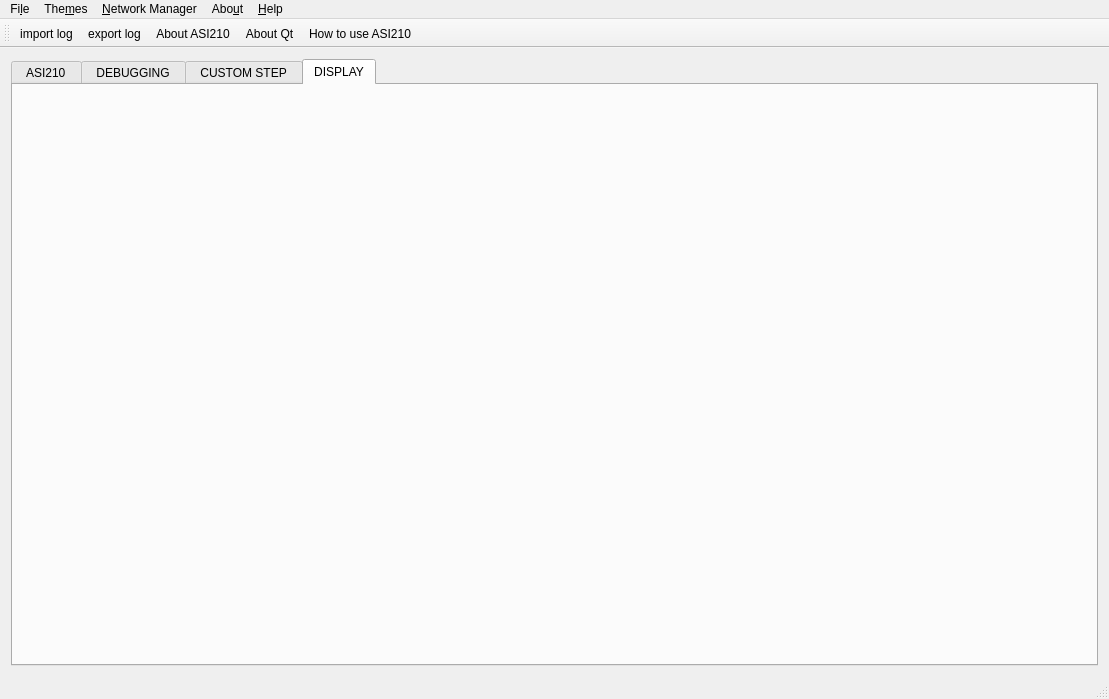
Above: mainwindow.ui from atakanakbulut/ASI210 before the change. Below: the same form after it.
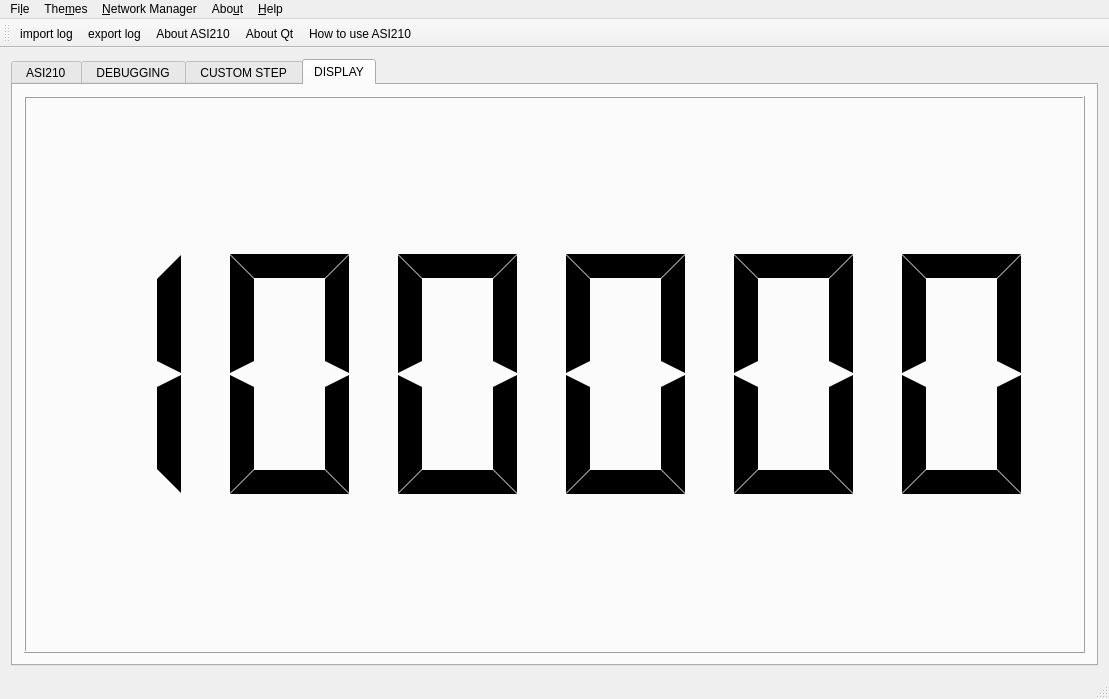
That is the form after the change. The open tabs and pages were chosen to show the change. Icons and pictures are not drawn.

```diff
--- a/mainwindow.ui
+++ b/mainwindow.ui
@@ -258,7 +258,24 @@
        <attribute name="title">
         <string>DISPLAY</string>
        </attribute>
-       <layout class="QGridLayout" name="gridLayout_12"/>
+       <layout class="QGridLayout" name="gridLayout_12">
+        <item row="0" column="0">
+         <widget class="QLCDNumber" name="lcdNumber">
+          <property name="smallDecimalPoint">
+           <bool>true</bool>
+          </property>
+          <property name="digitCount">
+           <number>6</number>
+          </property>
+          <property name="segmentStyle">
+           <enum>QLCDNumber::Flat</enum>
+          </property>
+          <property name="intValue" stdset="0">
+           <number>111111</number>
+          </property>
+         </widget>
+        </item>
+       </layout>
       </widget>
      </widget>
     </item>
```
Left out of the diff: 2 changed lines with no effect on the pictures.
